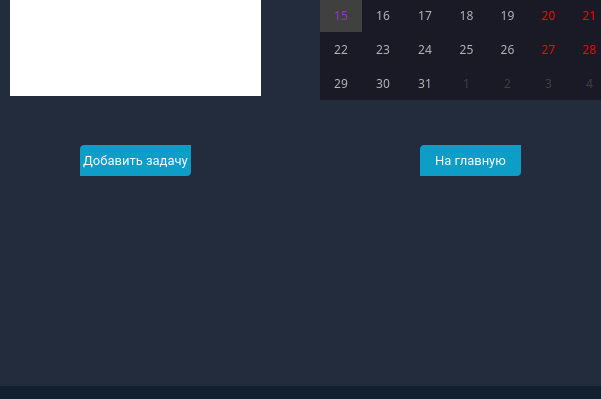
This is keknaizer.ui in moevm/gui-1h2017-05 as Qt 5 draws it before an edit; both pictures show x 230 to 831 and y 325 to 724 of the 923 by 724 pixel window. The edited form follows.
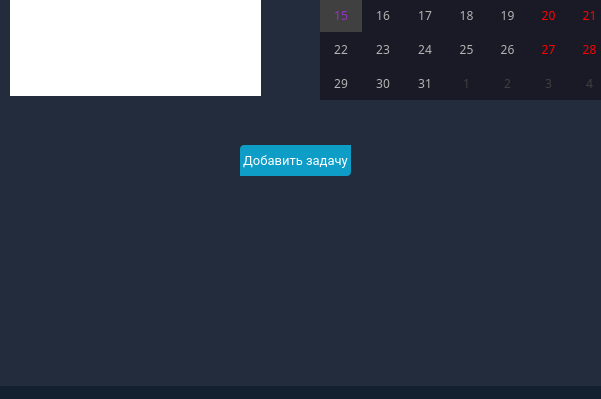
This is the edited form. Icons and pictures are not drawn. Custom widgets are drawn as their Qt base class.

Diff of the .ui file:
```diff
--- a/keknaizer.ui
+++ b/keknaizer.ui
@@ -577,7 +577,7 @@
     <widget class="QPushButton" name="pushButton_8">
      <property name="geometry">
       <rect>
-       <x>110</x>
+       <x>270</x>
        <y>430</y>
        <width>111</width>
        <height>31</height>
@@ -605,37 +605,6 @@
       <string>Добавить задачу</string>
      </property>
     </widget>
-    <widget class="QPushButton" name="pushButton_9">
-     <property name="geometry">
-      <rect>
-       <x>450</x>
-       <y>430</y>
-       <width>101</width>
-       <height>31</height>
-      </rect>
-     </property>
-     <property name="styleSheet">
-      <string notr="true">QPushButton#pushButton_9{
-   padding: 1px 2px; 
-    font: normal 13px Roboto; 
-    border: none;
-    color: #fff; 
-    background-color: #0e9dc7;
-    text-align: center;
-    border-bottom-right-radius:4px;
-    border-top-left-radius:4px;
-    font-family: Roboto,Helvetica Neue Light,Helvetica Neue,Helvetica,Arial,sans-serif;
-    }
-     
-QPushButton#pushButton_9:hover {
-    color: #fff; 
-    background-color: rgb(15, 179, 227);
-    }</string>
-     </property>
-     <property name="text">
-      <string>На главную</string>
-     </property>
-    </widget>
     <widget class="QPlainTextEdit" name="plainTextEdit_3">
      <property name="geometry">
       <rect>
```
Left out of the diff: 12 changed lines with no effect on the pictures.
